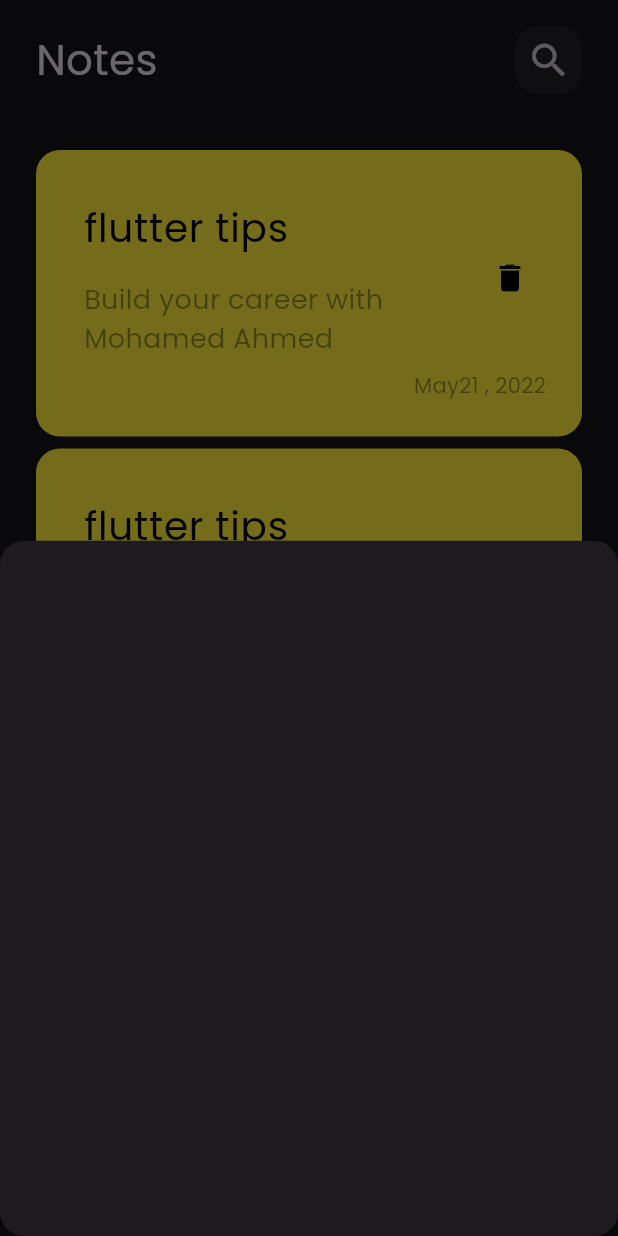
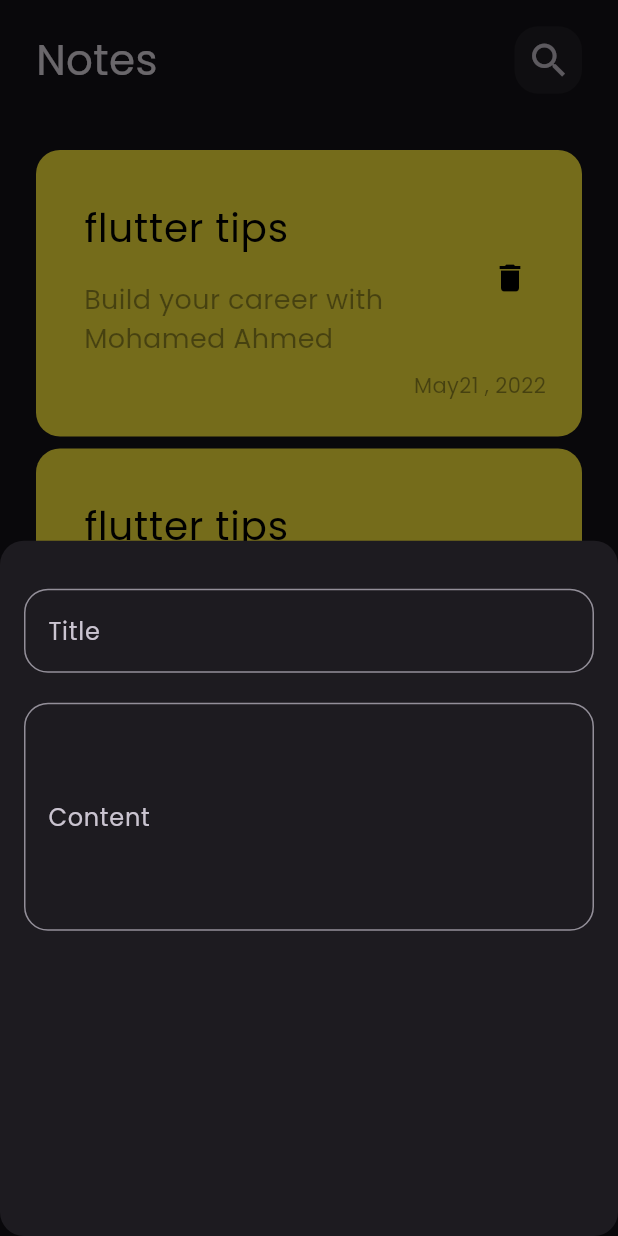
Before and after one commit to mohamedxahmedd/notes_app, a Flutter app: the screen it shows after launch, after a tap on the "add" icon, on a phone screen of 412 x 824 dp. Run offline on Flutter 3.47's test engine with Material 3 defaults, Android fonts, the phone set to English and light mode, and no system bars.

Commit message:
add field to notes bottom sheet

```diff
--- a/lib/views/widgets/add_note_bottom_sheet.dart
+++ b/lib/views/widgets/add_note_bottom_sheet.dart
@@ -1,10 +1,32 @@
 import 'package:flutter/material.dart';
+import 'package:notes_app/views/widgets/custom_text_field.dart';
 
 class AddNoteBottomSheet extends StatelessWidget {
   const AddNoteBottomSheet({super.key});
 
   @override
   Widget build(BuildContext context) {
-    return Container();
+    return const Padding(
+      padding: EdgeInsets.symmetric(horizontal: 16),
+      child: Column(
+        children: [
+          SizedBox(
+            height: 32,
+          ),
+          CustomTextField(
+            hint: 'title',
+            labelText: 'Title',
+          ),
+          SizedBox(
+            height: 20,
+          ),
+          CustomTextField(
+            hint: 'content',
+            labelText: 'Content',
+            maxLines: 5,
+          ),
+        ],
+      ),
+    );
   }
 }
--- /dev/null
+++ b/lib/views/widgets/custom_text_field.dart
@@ -0,0 +1,30 @@
+import 'package:flutter/material.dart';
+
+class CustomTextField extends StatelessWidget {
+  const CustomTextField(
+      {super.key,
+      required this.hint,
+      this.maxLines = 1,
+      required this.labelText});
+
+  final String hint;
+  final int maxLines;
+  final String labelText;
+  @override
+  Widget build(BuildContext context) {
+    return TextField(
+      maxLines: maxLines,
+      decoration: InputDecoration(
+          hintText: hint,
+          labelText: labelText,
+          border: buildBorder(Colors.white),
+          focusedBorder: buildBorder(Colors.red)),
+    );
+  }
+
+  OutlineInputBorder buildBorder([Color]) {
+    return OutlineInputBorder(
+        borderRadius: BorderRadius.circular(16),
+        borderSide: BorderSide(color: Color ?? Colors.white));
+  }
+}
```
